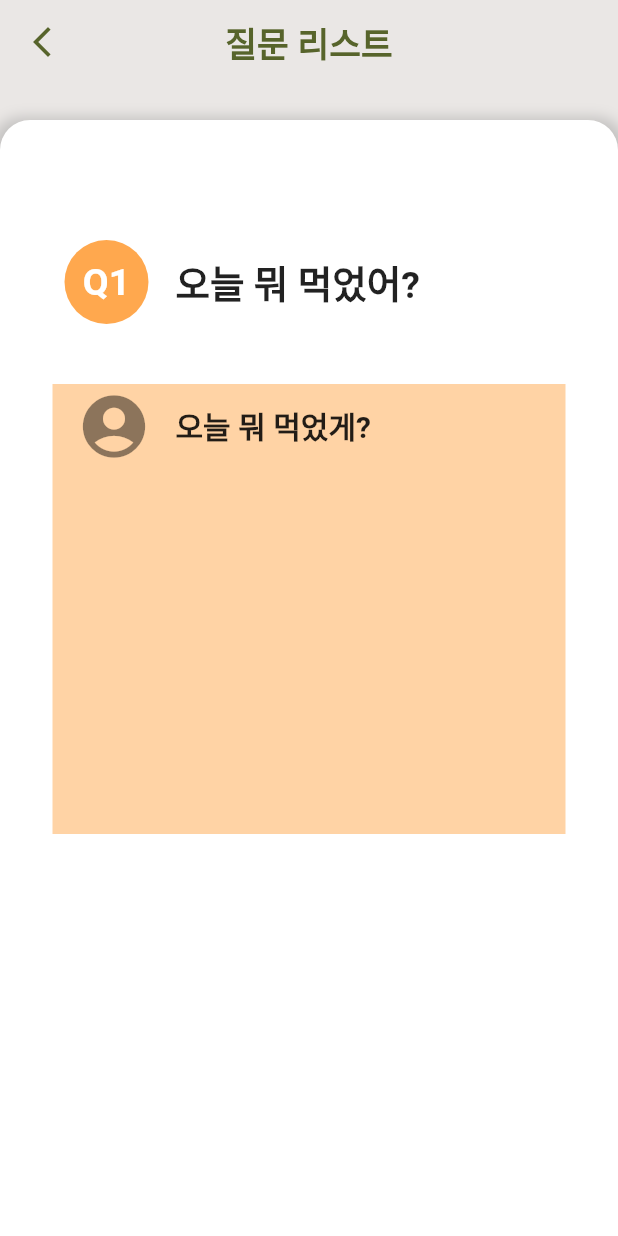
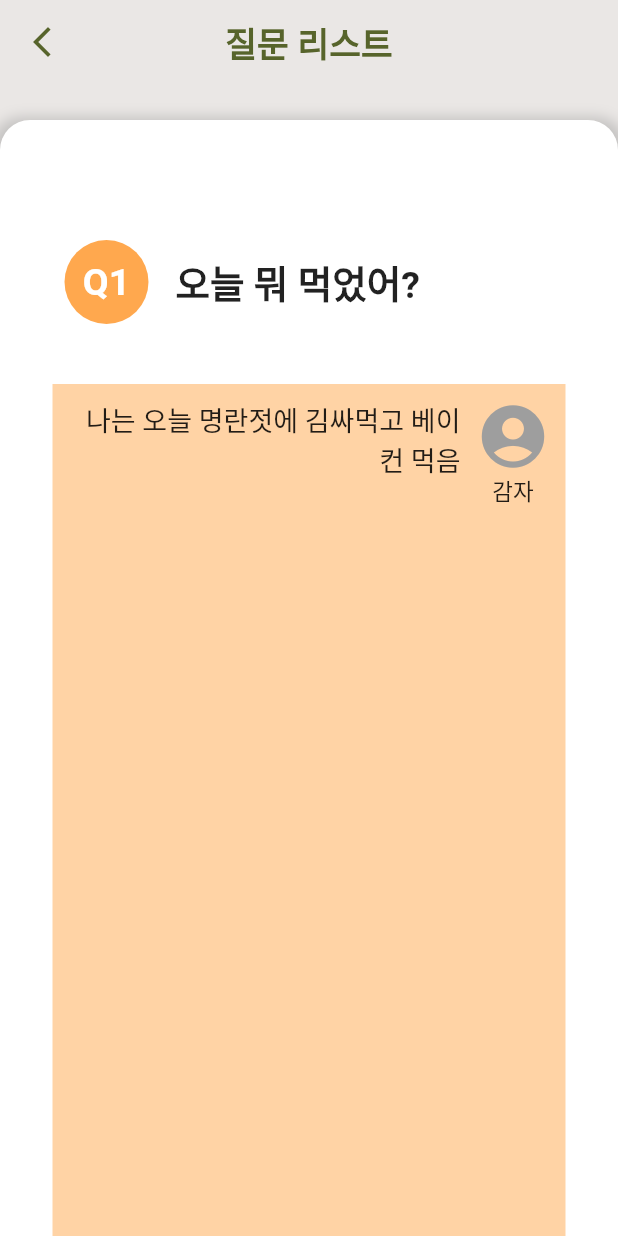
Before and after one commit to cej3827/ummmm, a Flutter app: the answerpopup screen opened directly, on a phone screen of 412 x 824 dp. Run offline on Flutter 3.47's test engine with Material 2 defaults, Android fonts, the phone set to English and light mode, and no system bars; our stand-ins replace table_calendar, timer_builder; Roboto replaces fonts that are missing (cafe).

Commit message:
[front] 답변창 1차 완성

```diff
--- a/newflutter/lib/questionlist.dart
+++ b/newflutter/lib/questionlist.dart
@@ -36,7 +36,6 @@ class qlist extends StatelessWidget {
         if (contact.indexnum % 2 == 0) {
           list.add(ListTile(
             title: Text(contact.title, style: TextStyle(fontSize: 20)),
-
             leading: CircleAvatar(
                 radius: 20,
                 backgroundColor: Color(0xFF788648),
@@ -125,14 +124,8 @@ class answerpopup extends StatelessWidget {
 
   @override
   Widget build(BuildContext context) {
-    final sizeX = MediaQuery
-        .of(context)
-        .size
-        .width;
-    final sizeY = MediaQuery
-        .of(context)
-        .size
-        .height;
+    final sizeX = MediaQuery.of(context).size.width;
+    final sizeY = MediaQuery.of(context).size.height;
     return Scaffold(
       appBar: AppBar(
         title: Text("질문 리스트"),
@@ -140,7 +133,6 @@ class answerpopup extends StatelessWidget {
         backgroundColor: Colors.transparent,
         elevation: 0.0,
         leading: IconButton(
-          // 뒤로가기 버튼
           onPressed: () {
             Navigator.pop(context);
           },
@@ -181,19 +173,33 @@ class answerpopup extends StatelessWidget {
                       style: TextStyle(
                           color: Colors.white, fontWeight: FontWeight.bold, fontSize: 25),
                     )),
-              )),
+              ),),
               Container(height: 20),
               Container(
-                height: 300,
                 margin: EdgeInsets.fromLTRB(10, 20, 10, 20),
                 color: Color(0xFFFFD3A5),
-                child: ListTile(
-                title: Text('오늘 뭐 먹었게?', style: TextStyle(fontSize: 20, fontWeight: FontWeight.bold),
+                child: Container(
+                  width: sizeX,
+                  height: sizeY,
+                  margin: EdgeInsets.all(10),
+                  child: Row(
+                    crossAxisAlignment: CrossAxisAlignment.start,
+                    children: [
+                      Flexible(
+                        child: Text('나는 오늘 명란젓에 김싸먹고 베이컨 먹음',
+                          style: TextStyle(fontWeight: FontWeight.normal,fontSize: 18,),textAlign: TextAlign.end,),
+                      ),
+                      SizedBox(width: 10,),
+                      Column(
+                        //mainAxisAlignment: MainAxisAlignment.center,
+                        children: [
+                          Icon(Icons.account_circle, color: Colors.grey, size: 50),
+                          Text('감자', style: TextStyle(fontSize: 15),)
+                        ],
+                      ),
+                    ],
+                  ),
                 ),
-                  leading: Icon(Icons.account_circle, size: 50, color: Colors.black45,),
-                ),
-
-
               ),
             ],
 
```
